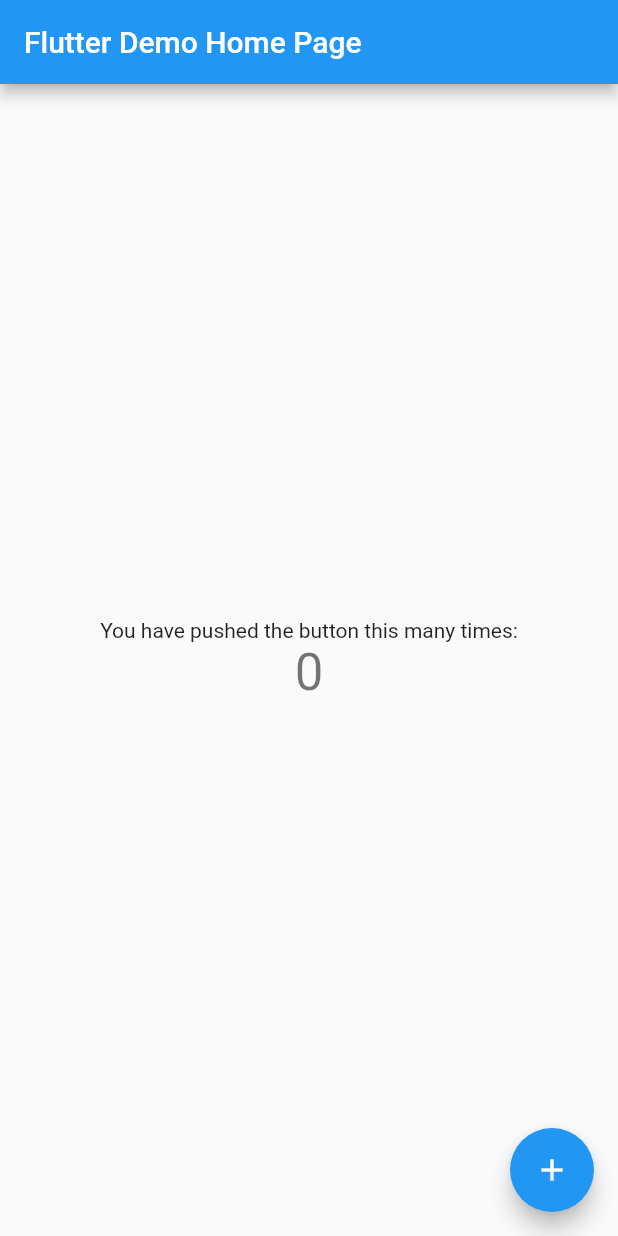
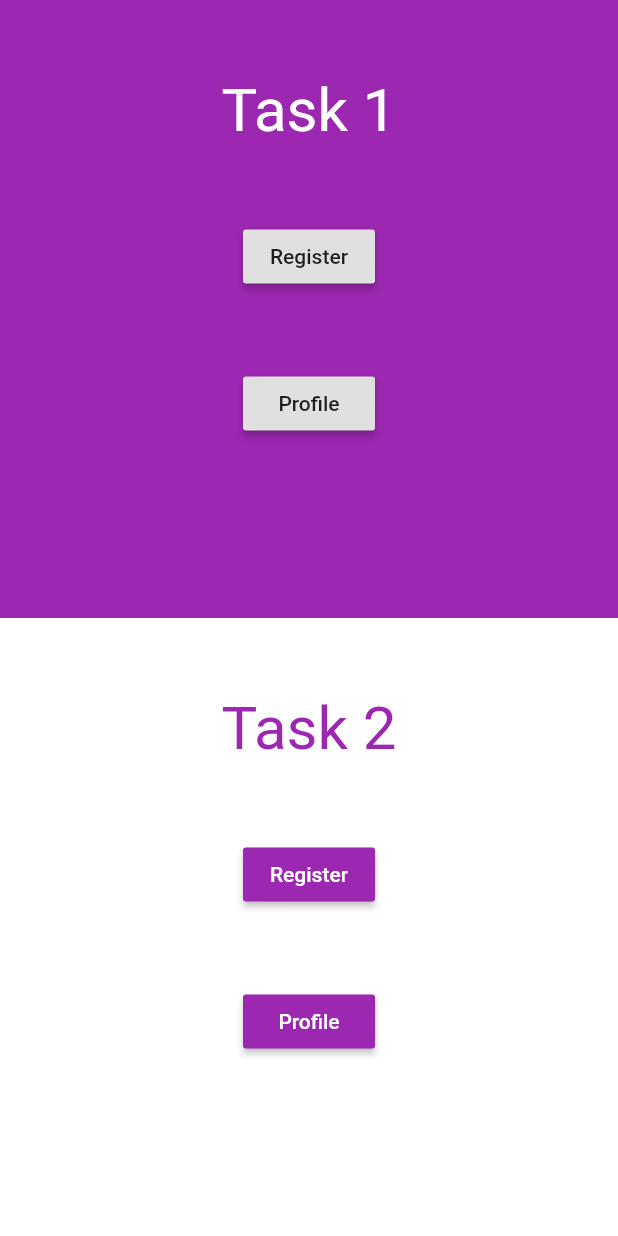
Before and after one commit to Fauzywahyudi/MentoringFlutter-3, a Flutter app: the screen it shows after launch, on a phone screen of 412 x 824 dp. Run offline on Flutter 3.47's test engine with Material 2 defaults, Android fonts, the phone set to English and light mode, and no system bars.

Commit message:
selesai Task1

```diff
--- a/Week1/task1_register_profil/lib/main.dart
+++ b/Week1/task1_register_profil/lib/main.dart
@@ -1,117 +1,21 @@
 import 'package:flutter/material.dart';
+import 'package:task1_register_profil/views/menu_page.dart';
 
 void main() {
   runApp(MyApp());
 }
 
 class MyApp extends StatelessWidget {
-  // This widget is the root of your application.
   @override
   Widget build(BuildContext context) {
     return MaterialApp(
-      title: 'Flutter Demo',
+      title: 'Task 1',
+      debugShowCheckedModeBanner: false,
       theme: ThemeData(
-        // This is the theme of your application.
-        //
-        // Try running your application with "flutter run". You'll see the
-        // application has a blue toolbar. Then, without quitting the app, try
-        // changing the primarySwatch below to Colors.green and then invoke
-        // "hot reload" (press "r" in the console where you ran "flutter run",
-        // or simply save your changes to "hot reload" in a Flutter IDE).
-        // Notice that the counter didn't reset back to zero; the application
-        // is not restarted.
-        primarySwatch: Colors.blue,
-        // This makes the visual density adapt to the platform that you run
-        // the app on. For desktop platforms, the controls will be smaller and
-        // closer together (more dense) than on mobile platforms.
+        primarySwatch: Colors.purple,
         visualDensity: VisualDensity.adaptivePlatformDensity,
       ),
-      home: MyHomePage(title: 'Flutter Demo Home Page'),
+      home: MenuPage(),
     );
   }
 }
-
-class MyHomePage extends StatefulWidget {
-  MyHomePage({Key key, this.title}) : super(key: key);
-
-  // This widget is the home page of your application. It is stateful, meaning
-  // that it has a State object (defined below) that contains fields that affect
-  // how it looks.
-
-  // This class is the configuration for the state. It holds the values (in this
-  // case the title) provided by the parent (in this case the App widget) and
-  // used by the build method of the State. Fields in a Widget subclass are
-  // always marked "final".
-
-  final String title;
-
-  @override
-  _MyHomePageState createState() => _MyHomePageState();
-}
-
-class _MyHomePageState extends State<MyHomePage> {
-  int _counter = 0;
-
-  void _incrementCounter() {
-    setState(() {
-      // This call to setState tells the Flutter framework that something has
-      // changed in this State, which causes it to rerun the build method below
-      // so that the display can reflect the updated values. If we changed
-      // _counter without calling setState(), then the build method would not be
-      // called again, and so nothing would appear to happen.
-      _counter++;
-    });
-  }
-
-  @override
-  Widget build(BuildContext context) {
-    // This method is rerun every time setState is called, for instance as done
-    // by the _incrementCounter method above.
-    //
-    // The Flutter framework has been optimized to make rerunning build methods
-    // fast, so that you can just rebuild anything that needs updating rather
-    // than having to individually change instances of widgets.
-    return Scaffold(
-      appBar: AppBar(
-        // Here we take the value from the MyHomePage object that was created by
-        // the App.build method, and use it to set our appbar title.
-        title: Text(widget.title),
-      ),
-      body: Center(
-        // Center is a layout widget. It takes a single child and positions it
-        // in the middle of the parent.
-        child: Column(
-          // Column is also a layout widget. It takes a list of children and
-          // arranges them vertically. By default, it sizes itself to fit its
-          // children horizontally, and tries to be as tall as its parent.
-          //
-          // Invoke "debug painting" (press "p" in the console, choose the
-          // "Toggle Debug Paint" action from the Flutter Inspector in Android
-          // Studio, or the "Toggle Debug Paint" command in Visual Studio Code)
-          // to see the wireframe for each widget.
-          //
-          // Column has various properties to control how it sizes itself and
-          // how it positions its children. Here we use mainAxisAlignment to
-          // center the children vertically; the main axis here is the vertical
-          // axis because Columns are vertical (the cross axis would be
-          // horizontal).
-          mainAxisAlignment: MainAxisAlignment.center,
-          children: <Widget>[
-            Text(
-              'You have pushed the button this many times:',
-            ),
-            Text(
-              '$_counter',
-              style: Theme.of(context).textTheme.headline4,
-            ),
-          ],
-        ),
-      ),
-      floatingActionButton: FloatingActionButton(
-        onPressed: _incrementCounter,
-        tooltip: 'Increment',
-        child: Icon(Icons.add),
-      ), // This trailing comma makes auto-formatting nicer for build methods.
-    );
-  }
-}
--- /dev/null
+++ b/Week1/task1_register_profil/lib/views/menu_page.dart
@@ -0,0 +1,87 @@
+import 'package:flutter/material.dart';
+import 'package:task1_register_profil/views/profil_page.dart';
+import 'package:task1_register_profil/views/register_page.dart';
+
+class MenuPage extends StatefulWidget {
+  @override
+  _MenuPageState createState() => _MenuPageState();
+}
+
+class _MenuPageState extends State<MenuPage> {
+  @override
+  Widget build(BuildContext context) {
+    var size = MediaQuery.of(context).size;
+    return Scaffold(
+      body: Container(
+        width: size.width,
+        color: Colors.purple.withOpacity(0.8),
+        child: Column(
+          children: [
+            Container(
+              width: size.width,
+              height: size.height / 2,
+              color: Colors.purple,
+              child: Column(
+                children: [
+                  Padding(
+                    padding: const EdgeInsets.all(50),
+                    child: Text(
+                      'Task 1',
+                      style: TextStyle(fontSize: 40, color: Colors.white),
+                    ),
+                  ),
+                  RaisedButton(
+                    onPressed: () => onClickMenu(RegisterPage()),
+                    child: Text('Register'),
+                  ),
+                  SizedBox(height: 50),
+                  RaisedButton(
+                    onPressed: () => onClickMenu(ProfilPage()),
+                    child: Text('Profile'),
+                  ),
+                ],
+              ),
+            ),
+            Container(
+              width: size.width,
+              height: size.height / 2,
+              color: Colors.white,
+              child: Column(
+                children: [
+                  Padding(
+                    padding: const EdgeInsets.all(50),
+                    child: Text(
+                      'Task 2',
+                      style: TextStyle(fontSize: 40, color: Colors.purple),
+                    ),
+                  ),
+                  RaisedButton(
+                    color: Colors.purple,
+                    onPressed: () => onClickMenu(RegisterPage()),
+                    child: Text(
+                      'Register',
+                      style: TextStyle(color: Colors.white),
+                    ),
+                  ),
+                  SizedBox(height: 50),
+                  RaisedButton(
+                    color: Colors.purple,
+                    onPressed: () => onClickMenu(ProfilPage()),
+                    child: Text(
+                      'Profile',
+                      style: TextStyle(color: Colors.white),
+                    ),
+                  ),
+                ],
+              ),
+            ),
+          ],
+        ),
+      ),
+    );
+  }
+
+  void onClickMenu(Widget widget) {
+    Navigator.push(context, MaterialPageRoute(builder: (context) => widget));
+  }
+}
```
Also changed, not shown: Week1/task1_register_profil/lib/views/profil_page.dart (added, +84 -0 lines), Week1/task1_register_profil/lib/views/register_page.dart (added, +131 -0 lines).
